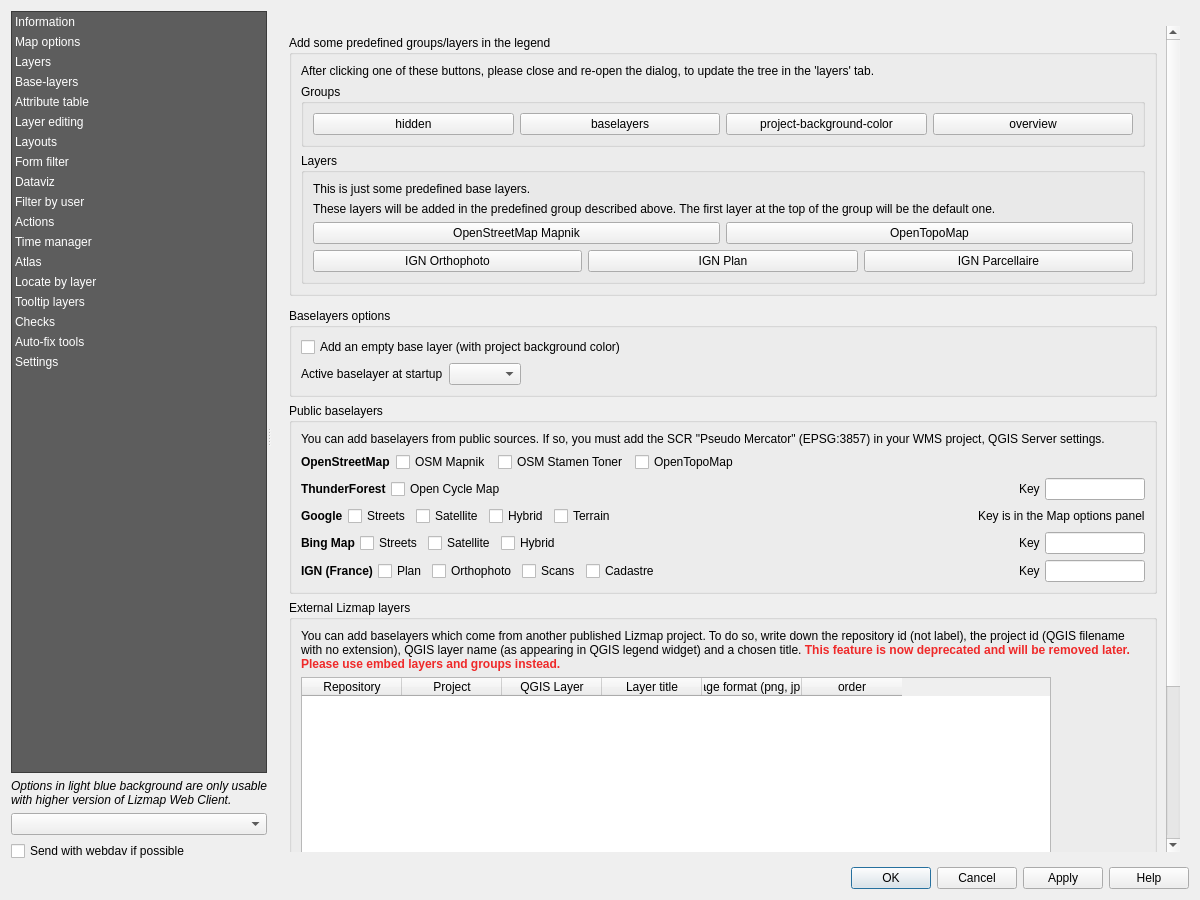
Above: lizmap/resources/ui/ui_lizmap.ui from 3liz/lizmap-plugin before the change. Below: the same form after it.
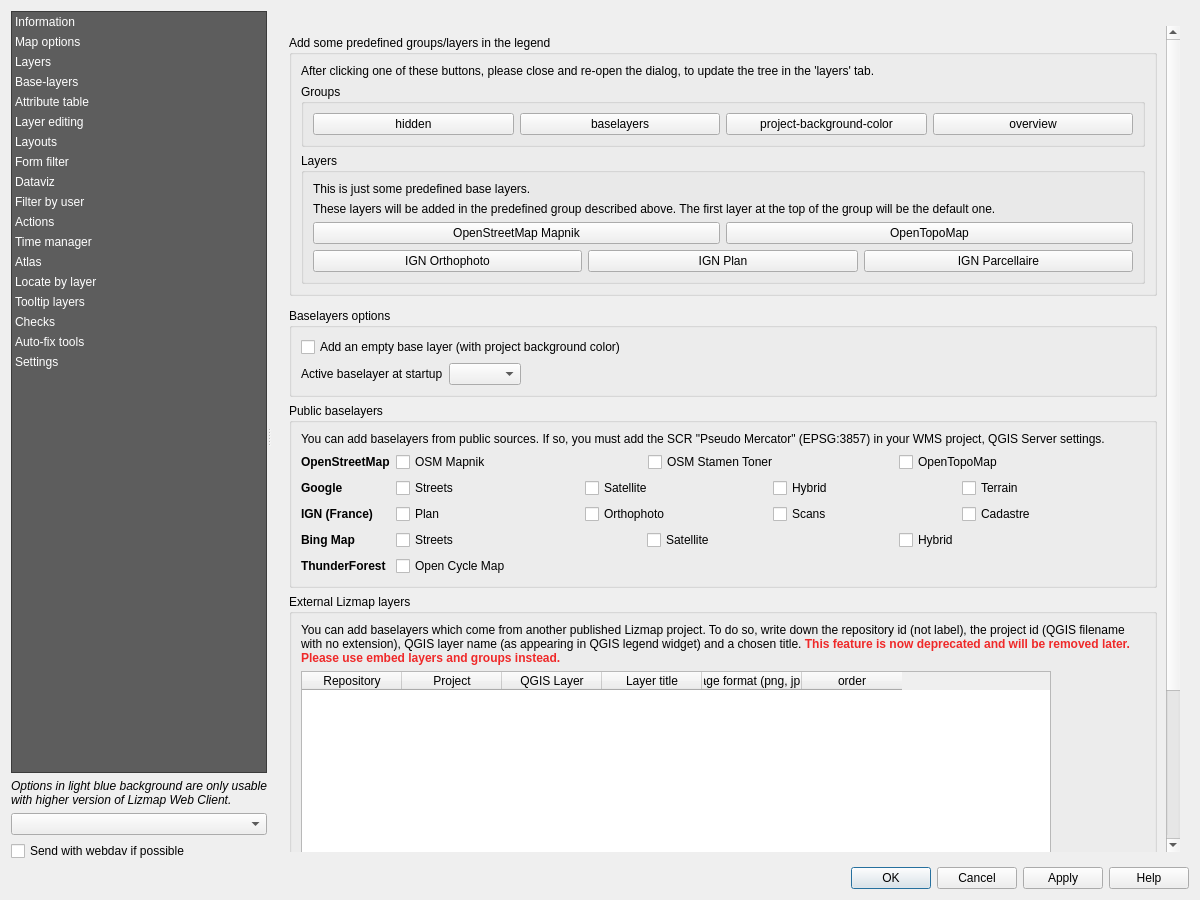
That is the form after the change. The open tabs and pages were chosen to show the change. Custom widgets are drawn as their Qt base class.

Commit message: Let API keys outside of the deprecated panel

```diff
--- a/lizmap/resources/ui/ui_lizmap.ui
+++ b/lizmap/resources/ui/ui_lizmap.ui
@@ -969,6 +969,66 @@
                  </layout>
                 </widget>
                </item>
+               <item>
+                <widget class="QGroupBox" name="group_api_keys">
+                 <property name="title">
+                  <string>API keys</string>
+                 </property>
+                 <layout class="QVBoxLayout" name="verticalLayout_76">
+                  <item>
+                   <widget class="QLabel" name="label_30">
+                    <property name="text">
+                     <string>API keys needed for geocoding services or some base layers</string>
+                    </property>
+                   </widget>
+                  </item>
+                  <item>
+                   <layout class="QGridLayout" name="gridLayout_7">
+                    <item row="1" column="1">
+                     <widget class="QLineEdit" name="inBingKey"/>
+                    </item>
+                    <item row="2" column="0">
+                     <widget class="QLabel" name="label_11">
+                      <property name="text">
+                       <string>IGN</string>
+                      </property>
+                     </widget>
+                    </item>
+                    <item row="2" column="1">
+                     <widget class="QLineEdit" name="inIgnKey"/>
+                    </item>
+                    <item row="0" column="0">
+                     <widget class="QLabel" name="label_86">
+                      <property name="text">
+                       <string>Google</string>
+                      </property>
+                     </widget>
+                    </item>
+                    <item row="1" column="0">
+                     <widget class="QLabel" name="label_15">
+                      <property name="text">
+                       <string>Bing</string>
+                      </property>
+                     </widget>
+                    </item>
+                    <item row="0" column="1">
+                     <widget class="QLineEdit" name="inGoogleKey"/>
+                    </item>
+                    <item row="3" column="0">
+                     <widget class="QLabel" name="label_24">
+                      <property name="text">
+                       <string>Thunderforest</string>
+                      </property>
+                     </widget>
+                    </item>
+                    <item row="3" column="1">
+                     <widget class="QLineEdit" name="inOCMKey"/>
+                    </item>
+                   </layout>
+                  </item>
+                 </layout>
+                </widget>
+               </item>
                <item>
                 <widget class="QGroupBox" name="gb_Scales">
                  <property name="styleSheet">
@@ -2372,8 +2432,8 @@
                    </widget>
                   </item>
                   <item>
-                   <layout class="QHBoxLayout" name="horizontalLayout_9">
-                    <item>
+                   <layout class="QFormLayout" name="formLayout_8">
+                    <item row="0" column="0">
                      <widget class="QLabel" name="label_32">
                       <property name="font">
                        <font>
@@ -2386,6 +2446,8 @@
                       </property>
                      </widget>
                     </item>
+                    <item row="0" column="1">
+                     <layout class="QHBoxLayout" name="horizontalLayout_9">
                     <item>
                      <widget class="QCheckBox" name="cbOsmMapnik">
                       <property name="text">
@@ -2410,102 +2472,9 @@
                       </property>
                      </widget>
                     </item>
-                    <item>
-                     <spacer name="horizontalSpacer_5">
-                      <property name="orientation">
-                       <enum>Qt::Horizontal</enum>
-                      </property>
-                      <property name="sizeHint" stdset="0">
-                       <size>
-                        <width>40</width>
-                        <height>20</height>
-                       </size>
-                      </property>
-                     </spacer>
-                    </item>
-                   </layout>
-                  </item>
-                  <item>
-                   <layout class="QHBoxLayout" name="horizontalLayout_21">
-                    <property name="spacing">
-                     <number>5</number>
-                    </property>
-                    <property name="sizeConstraint">
-                     <enum>QLayout::SetDefaultConstraint</enum>
-                    </property>
-                    <property name="topMargin">
-                     <number>0</number>
-                    </property>
-                    <property name="rightMargin">
-                     <number>0</number>
-                    </property>
-                    <item>
-                     <widget class="QLabel" name="label_33">
-                      <property name="font">
-                       <font>
-                        <weight>75</weight>
-                        <bold>true</bold>
-                       </font>
-                      </property>
-                      <property name="text">
-                       <string>ThunderForest</string>
-                      </property>
-                     </widget>
-                    </item>
-                    <item>
-                     <widget class="QCheckBox" name="cbOCM">
-                      <property name="text">
-                       <string>Open Cycle Map</string>
-                      </property>
-                     </widget>
-                    </item>
-                    <item>
-                     <spacer name="horizontalSpacer_18">
-                      <property name="orientation">
-                       <enum>Qt::Horizontal</enum>
-                      </property>
-                      <property name="sizeHint" stdset="0">
-                       <size>
-                        <width>40</width>
-                        <height>20</height>
-                       </size>
-                      </property>
-                     </spacer>
-                    </item>
-                    <item>
-                     <widget class="QLabel" name="label_31">
-                      <property name="text">
-                       <string>Key</string>
-                      </property>
-                     </widget>
-                    </item>
-                    <item>
-                     <widget class="QLineEdit" name="inOCMKey">
-                      <property name="maximumSize">
-                       <size>
-                        <width>100</width>
-                        <height>16777215</height>
-                       </size>
-                      </property>
-                     </widget>
-                    </item>
-                   </layout>
-                  </item>
-                  <item>
-                   <layout class="QHBoxLayout" name="horizontalLayout_21">
-                    <property name="spacing">
-                     <number>5</number>
-                    </property>
-                    <property name="sizeConstraint">
-                     <enum>QLayout::SetDefaultConstraint</enum>
-                    </property>
-                    <property name="topMargin">
-                     <number>0</number>
-                    </property>
-                    <property name="rightMargin">
-                     <number>0</number>
-                    </property>
-                    <item>
+                     </layout>
+                    </item>
+                    <item row="1" column="0">
                      <widget class="QLabel" name="label_33">
                       <property name="font">
                        <font>
@@ -2518,6 +2487,20 @@
                       </property>
                      </widget>
                     </item>
+                    <item row="1" column="1">
+                     <layout class="QHBoxLayout" name="horizontalLayout_21">
+                      <property name="spacing">
+                       <number>5</number>
+                      </property>
+                      <property name="sizeConstraint">
+                       <enum>QLayout::SetDefaultConstraint</enum>
+                      </property>
+                      <property name="topMargin">
+                       <number>0</number>
+                      </property>
+                      <property name="rightMargin">
+                       <number>0</number>
+                      </property>
                     <item>
                      <widget class="QCheckBox" name="cbGoogleStreets">
                       <property name="text">
@@ -2546,123 +2529,9 @@
                       </property>
                      </widget>
                     </item>
-                    <item>
-                     <spacer name="horizontalSpacer_18">
-                      <property name="orientation">
-                       <enum>Qt::Horizontal</enum>
-                      </property>
-                      <property name="sizeHint" stdset="0">
-                       <size>
-                        <width>40</width>
-                        <height>20</height>
-                       </size>
-                      </property>
-                     </spacer>
-                    </item>
-                    <item>
-                     <widget class="QLabel" name="label_31">
-                      <property name="text">
-                       <string>Key is in the Map options panel</string>
-                      </property>
-                     </widget>
-                    </item>
-                   </layout>
-                  </item>
-                  <item>
-                   <layout class="QHBoxLayout" name="horizontalLayout_18">
-                    <property name="spacing">
-                     <number>5</number>
-                    </property>
-                    <property name="sizeConstraint">
-                     <enum>QLayout::SetDefaultConstraint</enum>
-                    </property>
-                    <property name="topMargin">
-                     <number>0</number>
-                    </property>
-                    <property name="rightMargin">
-                     <number>0</number>
-                    </property>
-                    <item>
-                     <widget class="QLabel" name="label_34">
-                      <property name="font">
-                       <font>
-                        <weight>75</weight>
-                        <bold>true</bold>
-                       </font>
-                      </property>
-                      <property name="text">
-                       <string>Bing Map</string>
-                      </property>
-                     </widget>
-                    </item>
-                    <item>
-                     <widget class="QCheckBox" name="cbBingStreets">
-                      <property name="text">
-                       <string>Streets</string>
-                      </property>
-                     </widget>
-                    </item>
-                    <item>
-                     <widget class="QCheckBox" name="cbBingSatellite">
-                      <property name="text">
-                       <string>Satellite</string>
-                      </property>
-                     </widget>
-                    </item>
-                    <item>
-                     <widget class="QCheckBox" name="cbBingHybrid">
-                      <property name="text">
-                       <string>Hybrid</string>
-                      </property>
-                     </widget>
-                    </item>
-                    <item>
-                     <spacer name="horizontalSpacer_20">
-                      <property name="orientation">
-                       <enum>Qt::Horizontal</enum>
-                      </property>
-                      <property name="sizeHint" stdset="0">
-                       <size>
-                        <width>40</width>
-                        <height>20</height>
-                       </size>
-                      </property>
-                     </spacer>
-                    </item>
-                    <item>
-                     <widget class="QLabel" name="label_30">
-                      <property name="text">
-                       <string>Key</string>
-                      </property>
-                     </widget>
-                    </item>
-                    <item>
-                     <widget class="QLineEdit" name="inBingKey">
-                      <property name="maximumSize">
-                       <size>
-                        <width>100</width>
-                        <height>16777215</height>
-                       </size>
-                      </property>
-                     </widget>
-                    </item>
-                   </layout>
-                  </item>
-                  <item>
-                   <layout class="QHBoxLayout" name="horizontalLayout_13">
-                    <property name="spacing">
-                     <number>5</number>
-                    </property>
-                    <property name="sizeConstraint">
-                     <enum>QLayout::SetDefaultConstraint</enum>
-                    </property>
-                    <property name="topMargin">
-                     <number>0</number>
-                    </property>
-                    <property name="rightMargin">
-                     <number>0</number>
-                    </property>
-                    <item>
+                     </layout>
+                    </item>
+                    <item row="2" column="0">
                      <widget class="QLabel" name="label_35">
                       <property name="font">
                        <font>
@@ -2675,6 +2544,20 @@
                       </property>
                      </widget>
                     </item>
+                    <item row="2" column="1">
+                     <layout class="QHBoxLayout" name="horizontalLayout_13">
+                      <property name="spacing">
+                       <number>5</number>
+                      </property>
+                      <property name="sizeConstraint">
+                       <enum>QLayout::SetDefaultConstraint</enum>
+                      </property>
+                      <property name="topMargin">
+                       <number>0</number>
+                      </property>
+                      <property name="rightMargin">
+                       <number>0</number>
+                      </property>
                     <item>
                      <widget class="QCheckBox" name="cbIgnStreets">
                       <property name="text">
@@ -2706,33 +2589,75 @@
                       </property>
                      </widget>
                     </item>
-                    <item>
-                     <spacer name="horizontalSpacer_19">
-                      <property name="orientation">
-                       <enum>Qt::Horizontal</enum>
+                     </layout>
+                    </item>
+                    <item row="3" column="0">
+                     <widget class="QLabel" name="label_34">
+                      <property name="font">
+                       <font>
+                        <weight>75</weight>
+                        <bold>true</bold>
+                       </font>
                       </property>
-                      <property name="sizeHint" stdset="0">
-                       <size>
-                        <width>40</width>
-                        <height>20</height>
-                       </size>
+                      <property name="text">
+                       <string>Bing Map</string>
                       </property>
-                     </spacer>
+                     </widget>
                     </item>
+                    <item row="3" column="1">
+                     <layout class="QHBoxLayout" name="horizontalLayout_18">
+                      <property name="spacing">
+                       <number>5</number>
+                      </property>
+                      <property name="sizeConstraint">
+                       <enum>QLayout::SetDefaultConstraint</enum>
+                      </property>
+                      <property name="topMargin">
+                       <number>0</number>
+                      </property>
+                      <property name="rightMargin">
+                       <number>0</number>
+                      </property>
                     <item>
-                     <widget class="QLabel" name="label_11">
+                       <widget class="QCheckBox" name="cbBingStreets">
                       <property name="text">
-                       <string>Key</string>
+                         <string>Streets</string>
                       </property>
                      </widget>
                     </item>
                     <item>
-                     <widget class="QLineEdit" name="inIgnKey">
-                      <property name="maximumSize">
-                       <size>
-                        <width>100</width>
-                        <height>16777215</height>
-                       </size>
+                       <widget class="QCheckBox" name="cbBingSatellite">
+                        <property name="text">
+                         <string>Satellite</string>
+                        </property>
+                       </widget>
+                      </item>
+                      <item>
+                       <widget class="QCheckBox" name="cbBingHybrid">
+                        <property name="text">
+                         <string>Hybrid</string>
+                        </property>
+                       </widget>
+                      </item>
+                     </layout>
+                    </item>
+                    <item row="4" column="0">
+                     <widget class="QLabel" name="label_33">
+                      <property name="font">
+                       <font>
+                        <weight>75</weight>
+                        <bold>true</bold>
+                       </font>
+                      </property>
+                      <property name="text">
+                       <string>ThunderForest</string>
+                      </property>
+                     </widget>
+                    </item>
+                    <item row="4" column="1">
+                     <widget class="QCheckBox" name="cbOCM">
+                      <property name="text">
+                       <string>Open Cycle Map</string>
                       </property>
                      </widget>
                     </item>
```
Left out of the diff: 19 changed lines with no effect on the pictures. Lines whose indentation alone changed are shown as unchanged. The commit also changes 1 other file.
